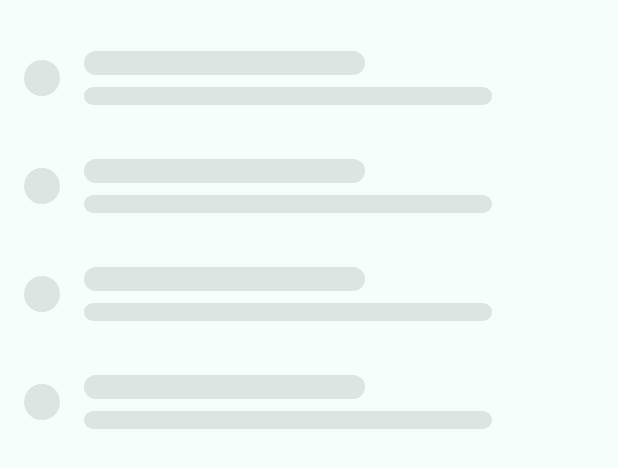
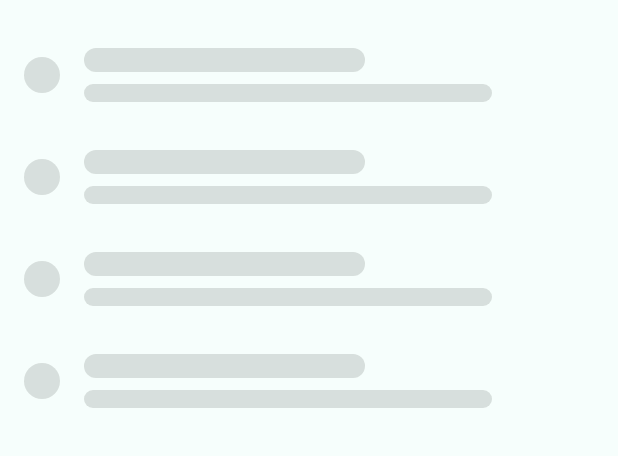
Before and after one commit to ayanami770/kanso, an Android app built with Jetpack Compose: the @Preview function KansoSkeletonPreview, on a phone screen of 412 x 824 dp. Shown: the top 468 px of the screen. Run offline under Robolectric (Android 15) with nearby library versions, the phone set to English and light mode, and no system bars; our stand-ins replace Shimmer; Roboto replaces fonts that are not available here.

Commit message:
fix(skeleton): make the bars visible in a card and match the list row height (KAN-04, KAN-11)
The bars used the two highest surface-container tones, the first of which is the filled
card's own colour (1.00:1 inside a KansoCard); they are now the content colour overlaid
on whatever is underneath. The row had a fixed dp height that matched a list row at no
font scale; it is now derived from the same padding and line heights. Covered by a
contrast sweep in ColorContrastTest and a height comparison in LayoutContractTest.

Co-Authored-By: Claude Mythos 5.2 <noreply@anthropic.com>
Claude-Session: https://claude.ai/code/session_01MtPAVsk7MovmhLF2VztxQb

```diff
--- a/kanso/src/main/java/dev/ayanami/kanso/component/Skeleton.kt
+++ b/kanso/src/main/java/dev/ayanami/kanso/component/Skeleton.kt
@@ -10,11 +10,13 @@ import androidx.compose.animation.core.infiniteRepeatable
 import androidx.compose.animation.core.rememberInfiniteTransition
 import androidx.compose.animation.core.tween
 import androidx.compose.foundation.background
+import androidx.compose.foundation.layout.Box
 import androidx.compose.foundation.layout.Column
 import androidx.compose.foundation.layout.Row
 import androidx.compose.foundation.layout.Spacer
 import androidx.compose.foundation.layout.fillMaxWidth
 import androidx.compose.foundation.layout.height
+import androidx.compose.foundation.layout.heightIn
 import androidx.compose.foundation.layout.padding
 import androidx.compose.foundation.layout.size
 import androidx.compose.foundation.shape.CircleShape
@@ -24,21 +26,31 @@ import androidx.compose.runtime.getValue
 import androidx.compose.ui.Alignment
 import androidx.compose.ui.Modifier
 import androidx.compose.ui.graphics.Color
-import androidx.compose.ui.graphics.lerp
+import androidx.compose.ui.platform.LocalDensity
 import androidx.compose.ui.res.stringResource
 import androidx.compose.ui.semantics.clearAndSetSemantics
 import androidx.compose.ui.semantics.contentDescription
-import androidx.compose.ui.unit.dp
+import androidx.compose.ui.text.TextStyle
+import androidx.compose.ui.unit.Density
+import androidx.compose.ui.unit.Dp
 import dev.ayanami.kanso.R
 import dev.ayanami.kanso.theme.Kanso
 import dev.ayanami.kanso.theme.KansoMinTouchTarget
 
-private val HeadlineBarHeight = 16.dp
-private val SupportingBarHeight = 12.dp
+/** A bar's thickness as a share of the text line it stands in for — 16dp and 12dp by default. */
+private const val HeadlineBarFraction = 2f / 3f
+private const val SupportingBarFraction = 0.6f
 
 /** The proportion of the row's width each placeholder bar takes. */
 private const val HeadlineWidthFraction = 0.55f
 private const val SupportingWidthFraction = 0.8f
+
+/** How strongly the content colour is laid over the surface at the two ends of a pulse. */
+private const val BarAlphaStrong = 0.14f
+private const val BarAlphaFaint = 0.09f
+
+/** What a text style's line occupies when the style does not say. */
+private const val FallbackLineHeightMultiplier = 1.2f
 
 /**
  * The shape of a list, drawn as bars, while the list itself is still loading.
@@ -51,7 +63,9 @@ private const val SupportingWidthFraction = 0.8f
  * Deliberately one component and not a `Modifier.kansoSkeleton()`. A general-purpose shimmer
  * modifier gets applied to whatever is convenient, and the result is a screen that pulses in
  * six unrelated rhythms; a single row skeleton keeps the placeholder honest about what it is
- * standing in for. Match [rows] and [icon] to the list being loaded.
+ * standing in for. Match [rows] and [icon] to the list being loaded. A row is exactly as tall as
+ * the [KansoListItem] it replaces, at any font scale, so nothing below it moves when the data
+ * arrives.
  *
  * The whole block is announced as one "loading content" node. The bars carry no meaning to read
  * out, and left alone a screen reader would find nothing here at all.
@@ -80,14 +94,12 @@ public fun KansoSkeleton(
         ),
         label = "kanso_skeleton_progress",
     )
-    // Between two adjacent surface tones, not between a colour and transparency: the pulse has
-    // to stay legible against a card and against the bare background, and an alpha ramp only
-    // works over one of them.
-    val barColor = lerp(
-        Kanso.colors.surfaceContainerHighest,
-        Kanso.colors.surfaceContainerHigh,
-        progress,
-    )
+    // The content colour laid over whatever is underneath, not a pair of surface tones. A tone
+    // only shows against a different tone, and the natural pair for this — the two highest
+    // surface containers — is what a filled card is painted in: a skeleton inside a KansoCard
+    // pulsed between the card's own colour and almost that. An overlay darkens a light surface
+    // and lightens a dark one, whichever surface it lands on.
+    val barColor = skeletonBarColor(Kanso.colors.onSurface, progress)
     Column(
         modifier
             .fillMaxWidth()
@@ -99,18 +111,23 @@ public fun KansoSkeleton(
     }
 }
 
+/** The bar colour at [progress] of one pulse: [onSurface] at an alpha between the two ends. */
+internal fun skeletonBarColor(onSurface: Color, progress: Float): Color =
+    onSurface.copy(alpha = BarAlphaStrong + (BarAlphaFaint - BarAlphaStrong) * progress)
+
 @Composable
 private fun SkeletonRow(barColor: Color, icon: Boolean, supporting: Boolean) {
+    // The row is built the way the list row is — the same padding around the same line heights
+    // — rather than given a height in dp. A fixed height matched a two-line row only
+    // approximately at the default font scale and not at all at any other, which is the layout
+    // jump a skeleton exists to prevent.
+    val density = LocalDensity.current
+    val headlineLine = Kanso.typography.bodyLarge.lineHeightIn(density)
+    val supportingLine = Kanso.typography.bodyMedium.lineHeightIn(density)
     Row(
         Modifier
             .fillMaxWidth()
-            .height(
-                if (supporting) {
-                    KansoMinTouchTarget + Kanso.spacing.xl
-                } else {
-                    KansoMinTouchTarget
-                },
-            )
+            .heightIn(min = KansoMinTouchTarget)
             .padding(vertical = Kanso.spacing.md),
         verticalAlignment = Alignment.CenterVertically,
     ) {
@@ -119,18 +136,29 @@ private fun SkeletonRow(barColor: Color, icon: Boolean, supporting: Boolean) {
             Spacer(Modifier.size(Kanso.spacing.lg))
         }
         Column(Modifier.weight(1f)) {
-            Bar(
-                barColor,
-                Modifier.fillMaxWidth(HeadlineWidthFraction).height(HeadlineBarHeight),
-            )
+            BarLine(barColor, headlineLine, HeadlineBarFraction, HeadlineWidthFraction)
             if (supporting) {
-                Spacer(Modifier.size(Kanso.spacing.sm))
-                Bar(
-                    barColor,
-                    Modifier.fillMaxWidth(SupportingWidthFraction).height(SupportingBarHeight),
-                )
+                BarLine(barColor, supportingLine, SupportingBarFraction, SupportingWidthFraction)
             }
         }
+    }
+}
+
+/** One line of text's worth of height, with a bar centred in it. */
+@Composable
+private fun BarLine(color: Color, lineHeight: Dp, barFraction: Float, widthFraction: Float) {
+    Box(Modifier.fillMaxWidth().height(lineHeight), contentAlignment = Alignment.CenterStart) {
+        Bar(color, Modifier.fillMaxWidth(widthFraction).height(lineHeight * barFraction))
+    }
+}
+
+/** What one line of this style occupies, in dp at the current font scale. */
+private fun TextStyle.lineHeightIn(density: Density): Dp = with(density) {
+    when {
+        lineHeight.isSp -> lineHeight.toDp()
+        fontSize.isSp && lineHeight.isEm -> fontSize.toDp() * lineHeight.value
+        fontSize.isSp -> fontSize.toDp() * FallbackLineHeightMultiplier
+        else -> KansoMinTouchTarget / 2
     }
 }
 
```
Also changed, not shown: 3 other files.
